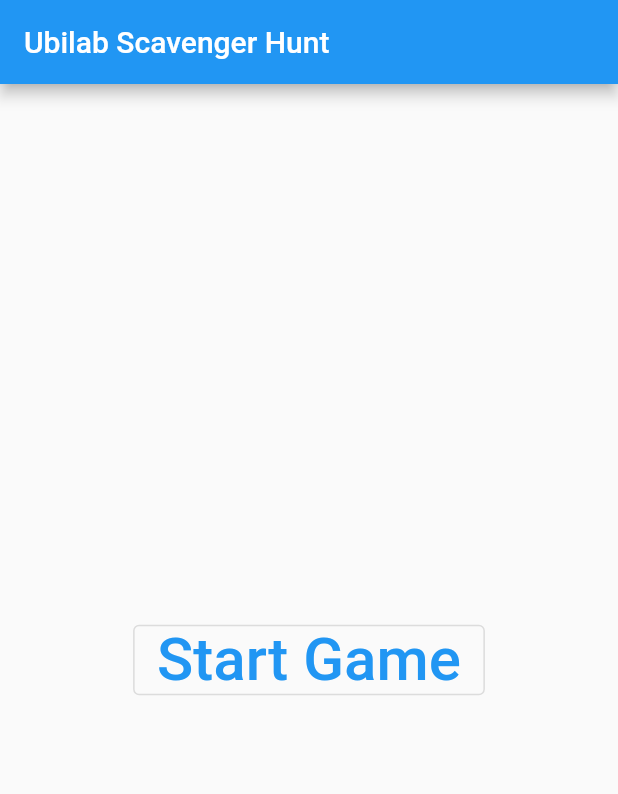
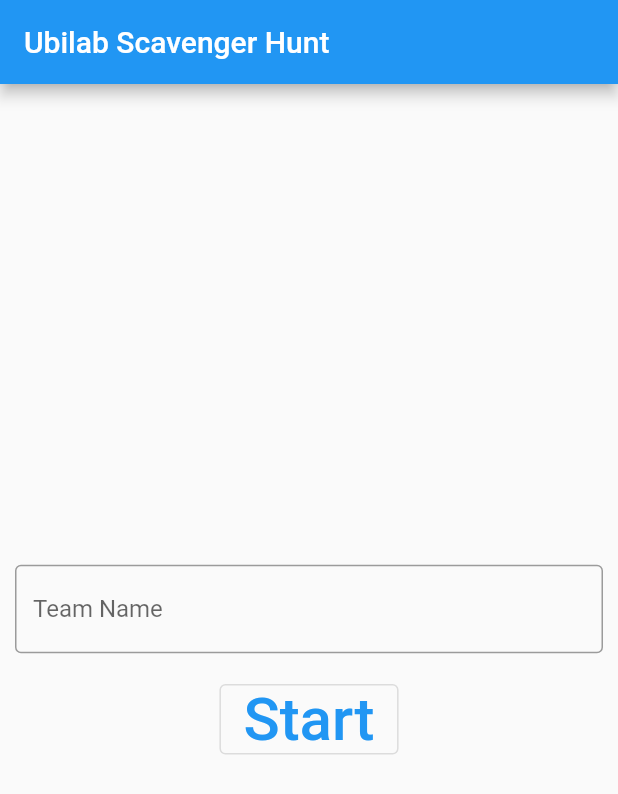
Before and after one commit to ubilab-ws20/puzzle1, a Flutter app: the screen it shows after launch, on a phone screen of 412 x 824 dp. Shown: the top 794 px of the screen. Run offline on Flutter 3.47's test engine with Material 2 defaults, Android fonts, the phone set to English and light mode, and no system bars; our stand-ins replace audioplayers, flutter_map, latlong, numberpicker, page_transition; missing offline and left inert: user_location.

Commit message:
Added team name input & maintenance changes

```diff
--- a/lib/framework/framework.dart
+++ b/lib/framework/framework.dart
@@ -8,6 +8,8 @@ import 'storyWidget.dart';
 // Coordinates of Technical Faculty
 // 48.012684, 7.835044
 
+const String stringAppName = "Ubilab Scavenger Hunt";
+
 class GameMainScreen extends StatefulWidget {
   @override
   _GameMainScreen createState() => _GameMainScreen();
@@ -17,7 +19,7 @@ class _GameMainScreen extends State<GameMainScreen> {
   MapController mapController = MapController();
   UserLocationOptions userLocationOptions;
   List<Marker> markers = [];
-  Game game = Game();
+  Game game = Game.getInstance();
 
   @override
   Widget build(BuildContext context) {
@@ -71,7 +73,6 @@ class _GameMainScreen extends State<GameMainScreen> {
     return Row(
       mainAxisAlignment: MainAxisAlignment.center,
       children: <Widget>[
-        _testPuzzleButton("Start", game.start),
         _testPuzzleButton("Puzzle", game.testOnPuzzleLocation),
       ],
     );
--- a/lib/main.dart
+++ b/lib/main.dart
@@ -1,5 +1,11 @@
 import 'package:flutter/material.dart';
 import 'framework/framework.dart';
+import 'package:ubilab_scavenger_hunt/framework/game.dart';
+
+const String stringAppName = "Ubilab Scavenger Hunt";
+const String stringTeamName = "Team Name";
+const String stringNoTeamName = "Please enter a team name!";
+const String stringStart = "Start";
 
 void main() => runApp(MyApp());
 
@@ -7,35 +13,84 @@ class MyApp extends StatelessWidget {
   @override
   Widget build(BuildContext context) {
     return MaterialApp(
-      title: "Ubilab Scavenger Hunt",
+      title: stringAppName,
       home: StartScreen(),
     );
   }
 }
 
-class StartScreen extends StatelessWidget {
+class StartScreen extends StatefulWidget {
+  @override
+  _StartScreenState createState() => _StartScreenState();
+}
+
+class _StartScreenState extends State<StartScreen> {
+  final _controller = TextEditingController();
+
   @override
   Widget build(BuildContext context) {
     return Scaffold(
-      appBar: AppBar(title: Text("Ubilab Scavenger Hunt")),
+        appBar: AppBar(title: Text(stringAppName)),
         body: Center(
+          child: Column(
+            mainAxisAlignment: MainAxisAlignment.center,
+            children: <Widget>[
+              Container(
+                margin: EdgeInsets.all(10.0),
+                child: TextField(
+                  controller: _controller,
+                  decoration: InputDecoration(
+                    border: OutlineInputBorder(),
+                    labelText: stringTeamName,
+                  ),
+                ),
+              ),
+              Container(
+                margin: EdgeInsets.all(10.0),
                 child: OutlinedButton(
                   child: Text(
-            "Start Game",
+                    stringStart,
                     style: TextStyle(fontSize: 40),
                   ),
                   onPressed: () { startGame(context); },
                 ),
+              ),
+            ],
+          )
         )
     );
   }
 
+  @override
+  void dispose() {
+    _controller.dispose();
+    super.dispose();
+  }
+
   void startGame(BuildContext context) {
+    Game game = Game.getInstance();
+    if (_controller.text.isEmpty) {
+      showDialog(
+        context: context,
+        builder: (BuildContext context){
+          return AlertDialog(
+            title: Text(
+              stringNoTeamName,
+              textAlign: TextAlign.center,
+            ),
+          );
+        },
+      );
+      return;
+    }
+    game.reset();
+    game.setTeamName(_controller.text);
     Navigator.of(context).push(
       MaterialPageRoute<void>(
         builder: (BuildContext context) {
           return GameMainScreen();
-      })
+        }
+      )
     );
   }
 }
--- a/lib/puzzle_1/puzzle1Screen.dart
+++ b/lib/puzzle_1/puzzle1Screen.dart
@@ -15,7 +15,7 @@ import 'package:ubilab_scavenger_hunt/puzzle_1/puzzle1.dart';
 
 const String stringScreenName = "Puzzle 1";
 const String stringSubmitButtonText = "Open";
-const String stringAlertText = "Damn. So close!";
+const String stringNotSolved = "Damn. So close!";
 
 /// Wrapper class for int secrets for passing by reference.
 class Secret {
@@ -70,7 +70,7 @@ class _Puzzle1ScreenState extends State<Puzzle1Screen> {
         builder: (BuildContext context){
           return AlertDialog(
             title: Text(
-              stringAlertText,
+              stringNotSolved,
               textAlign: TextAlign.center,
             ),
           );
```
Also changed, not shown: lib/framework/game.dart (+40 -11 lines), lib/framework/storyWidget.dart (+10 -2 lines). Lines whose indentation alone changed are shown as unchanged.
